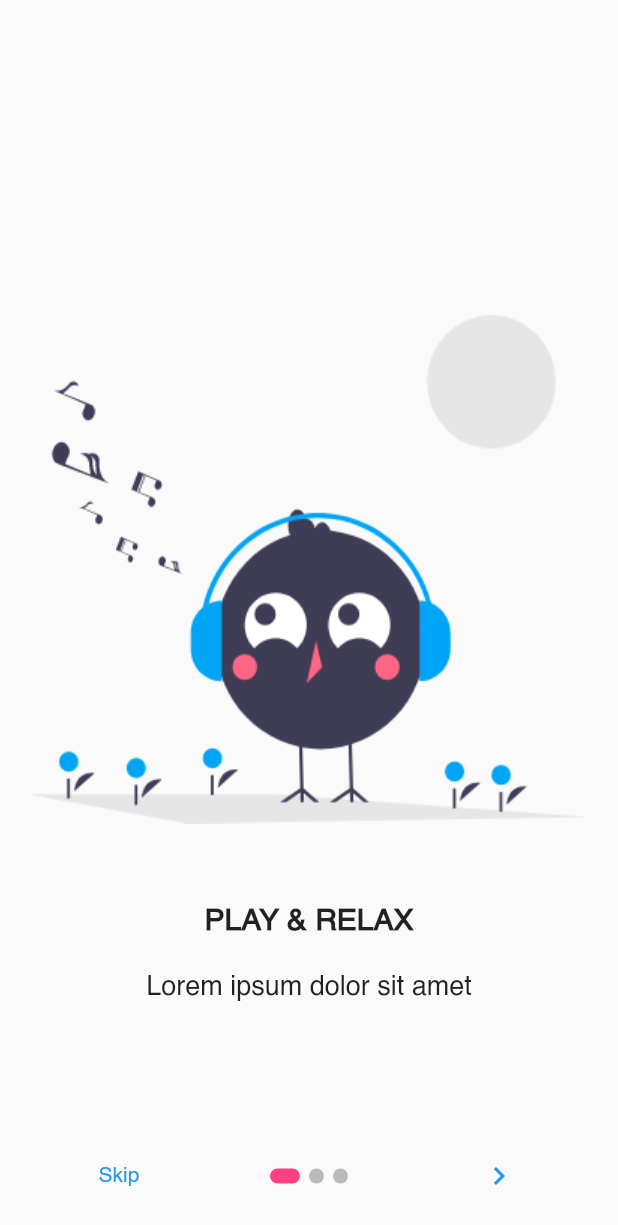
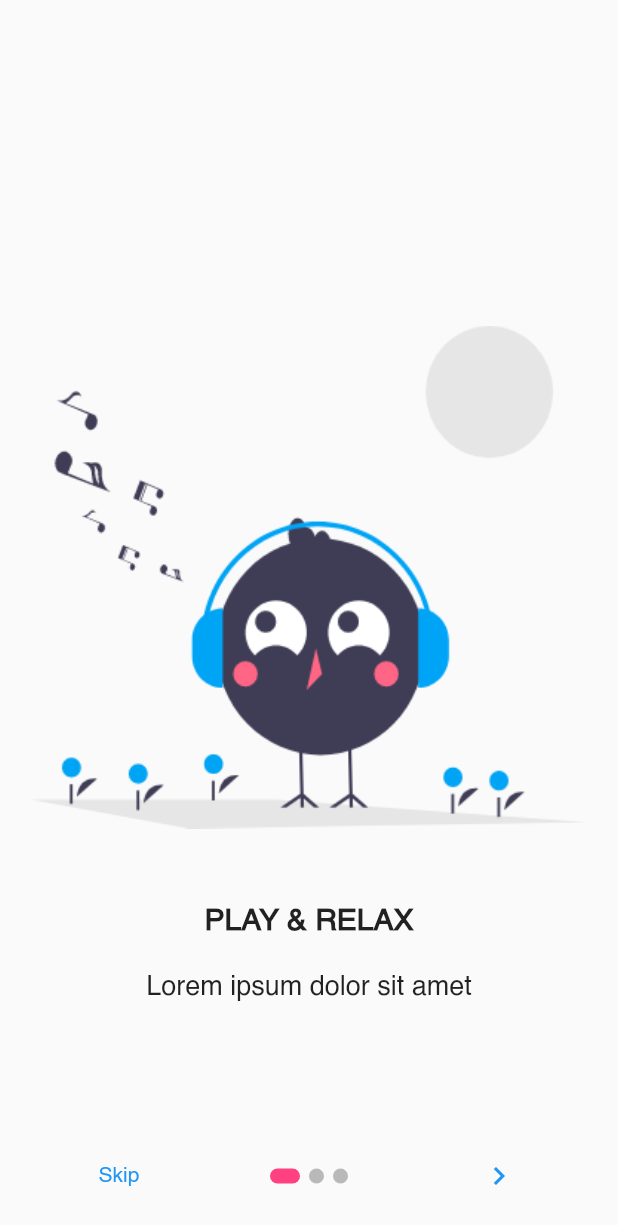
Before and after one commit to numberbee7070/headsup_app, a Flutter app: the screen it shows after launch, on a phone screen of 412 x 824 dp. Shown: the top 1225 px of the screen. Run offline on Flutter 3.47's test engine with Material 2 defaults, Android fonts, the light colour scheme and no system bars; drawn by our look-alikes of introduction_screen; our stand-ins replace country_code_picker, firebase_auth, firebase_core, google_sign_in, image_picker, just_audio and 2 more; missing offline and left inert: flutter_auth_buttons; accounts and stored records are empty; generated files the repository leaves out were written again.

Commit message:
welcome page image size

```diff
--- a/lib/welcome/welcome.dart
+++ b/lib/welcome/welcome.dart
@@ -1,37 +1,38 @@
 import 'package:flutter/material.dart';
 import 'package:introduction_screen/introduction_screen.dart';
+
 import '../auth/auth.dart';
+
+class IntroScreen extends StatelessWidget {
+  static String routeName = "intro";
+  @override
+  Widget build(BuildContext context) {
+    final pageDecoration = PageDecoration(
+      imageFlex: 3,
+      imagePadding: EdgeInsets.all(MediaQuery.of(context).size.width * 0.05),
+    );
 
     PageViewModel page1 = PageViewModel(
       title: "PLAY & RELAX",
       image: Image.asset("assets/images/welcome_page1.png"),
       body: "Lorem ipsum dolor sit amet",
-  decoration: PageDecoration(imageFlex: 3),
+      decoration: pageDecoration,
     );
 
     PageViewModel page2 = PageViewModel(
       title: "CONNECT WITH MATES",
       image: Image.asset("assets/images/welcome_page2.png"),
       body: "Lorem ipsum dolor sit amet",
-  decoration: PageDecoration(imageFlex: 3),
+      decoration: pageDecoration,
     );
 
     PageViewModel page3 = PageViewModel(
       title: "TRUSTED EXPERTS",
       image: Image.asset("assets/images/welcome_page3.png"),
       body: "Lorem ipsum dolor sit amet",
-  decoration: PageDecoration(imageFlex: 3),
+      decoration: pageDecoration,
     );
 
-class IntroScreen extends StatefulWidget {
-  static String routeName = "intro";
-  @override
-  _IntroScreenState createState() => _IntroScreenState();
-}
-
-class _IntroScreenState extends State<IntroScreen> {
-  @override
-  Widget build(BuildContext context) {
     return IntroductionScreen(
       pages: <PageViewModel>[page1, page2, page3],
       done: const Text("Done", style: TextStyle(fontWeight: FontWeight.w600)),
```
Lines whose indentation alone changed are shown as unchanged.
